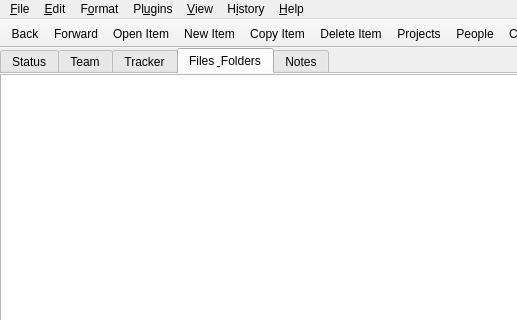
kestermckinney/ProjectNotes, file mainwindow.ui: the form before one commit; both pictures show x 0 to 517 and y 0 to 320 of the 932 by 799 pixel window.
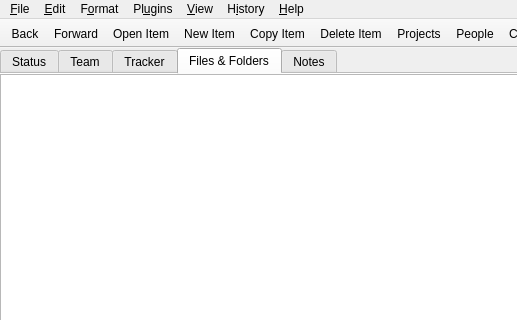
The form after the commit. The open tabs and pages were chosen to show the change. Icons and pictures are not drawn. Custom widgets are drawn as their Qt base class.

Patch:
```diff
--- a/mainwindow.ui
+++ b/mainwindow.ui
@@ -842,7 +842,7 @@
           </widget>
           <widget class="QWidget" name="tabFilesAndFolders">
            <attribute name="title">
-            <string>Files &amp; Folders</string>
+            <string>Files &amp;&amp; Folders</string>
            </attribute>
            <layout class="QVBoxLayout" name="verticalLayout_5">
             <property name="spacing">
```
Left out of the diff: 4 changed lines with no effect on the pictures.
